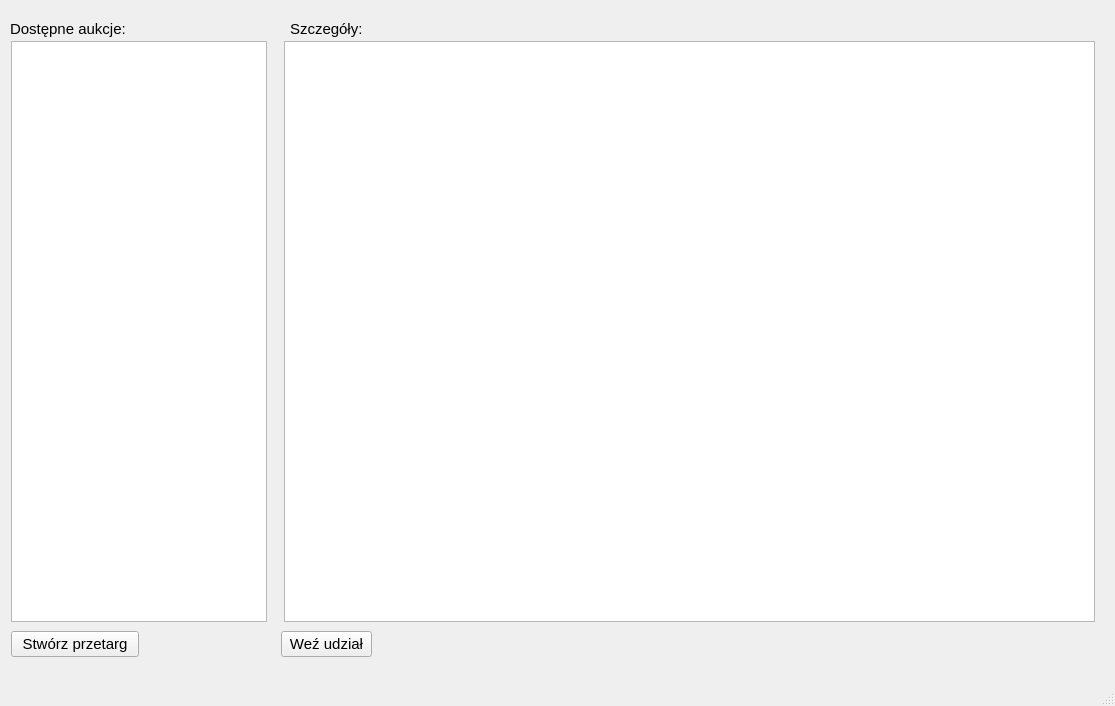
This is oknoglowne.ui in dominikj/PKRY as Qt 5 draws it before an edit. The edited form follows.
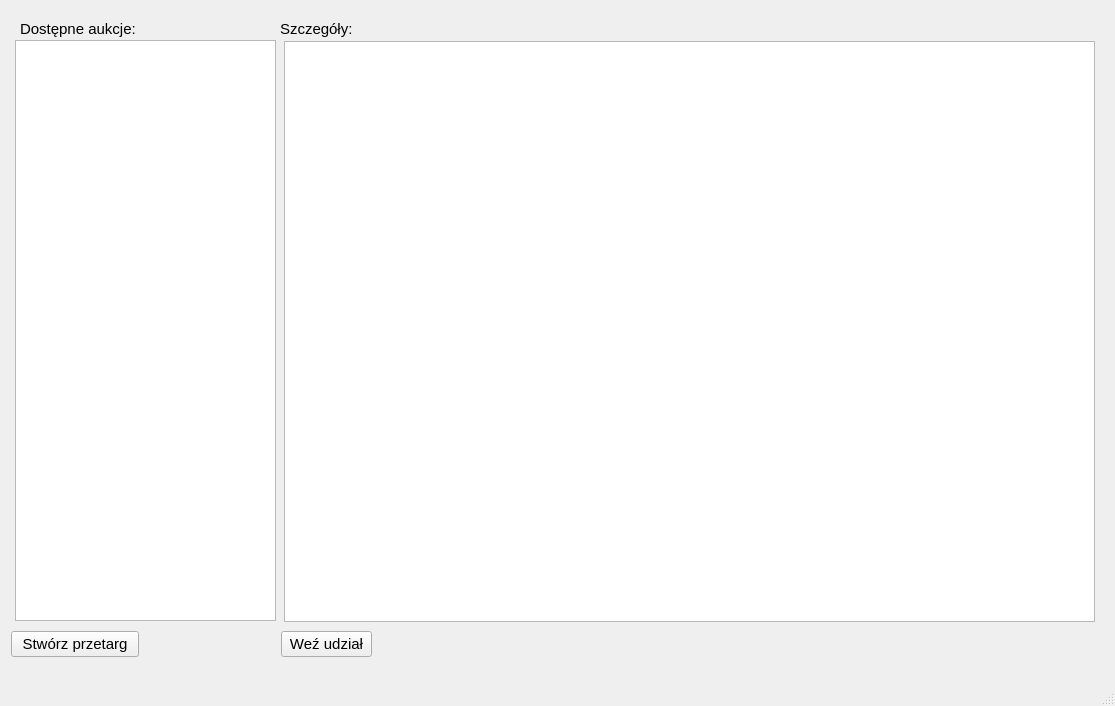
This is the edited form.

```diff
--- a/oknoglowne.ui
+++ b/oknoglowne.ui
@@ -14,20 +14,10 @@
    <string>eAukcja</string>
   </property>
   <widget class="QWidget" name="centralwidget">
-   <widget class="QListView" name="listView">
-    <property name="geometry">
-     <rect>
-      <x>11</x>
-      <y>41</y>
-      <width>256</width>
-      <height>581</height>
-     </rect>
-    </property>
-   </widget>
    <widget class="QLabel" name="label">
     <property name="geometry">
      <rect>
-      <x>10</x>
+      <x>20</x>
       <y>20</y>
       <width>131</width>
       <height>18</height>
@@ -79,7 +69,7 @@
    <widget class="QLabel" name="label_2">
     <property name="geometry">
      <rect>
-      <x>290</x>
+      <x>280</x>
       <y>20</y>
       <width>80</width>
       <height>18</height>
@@ -112,6 +102,16 @@
      <string>Stwórz przetarg</string>
     </property>
    </widget>
+   <widget class="QListWidget" name="listWidget">
+    <property name="geometry">
+     <rect>
+      <x>15</x>
+      <y>40</y>
+      <width>261</width>
+      <height>581</height>
+     </rect>
+    </property>
+   </widget>
   </widget>
   <widget class="QMenuBar" name="menubar">
    <property name="geometry">
```
